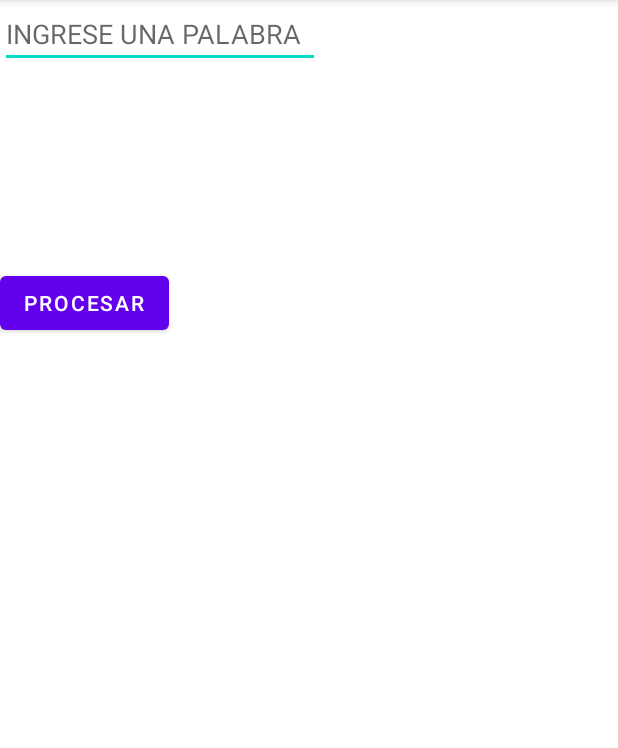
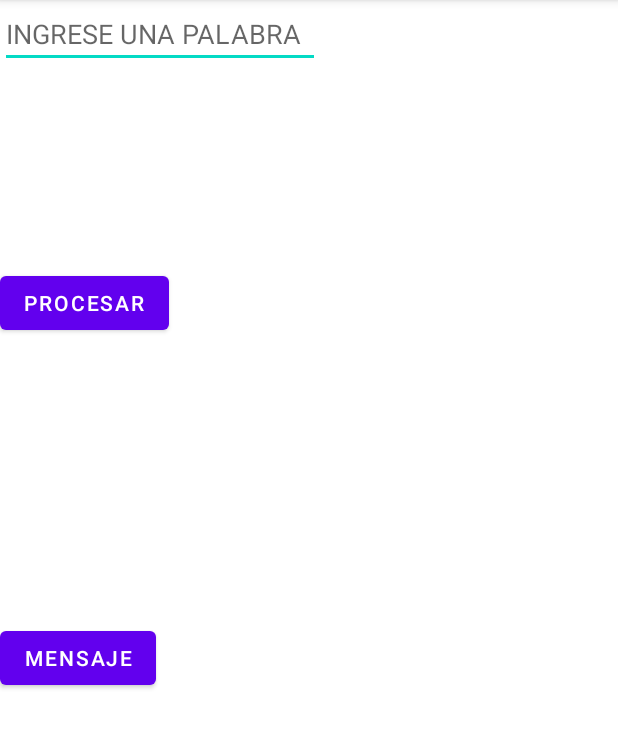
Before and after one commit to MAURIGON/PruebaCapicua, an Android app: the screen it shows after launch (MainActivity), on a phone screen of 412 x 824 dp, the part 84-832 px from its top. Run offline under Robolectric (Android 15) with nearby library versions, the phone set to English and light mode, and no system bars.

Commit message:
Cambio tras cargado

```diff
--- a/PruebaCapicua/app/src/main/res/layout/activity_main.xml
+++ b/PruebaCapicua/app/src/main/res/layout/activity_main.xml
@@ -43,4 +43,13 @@
         app:layout_constraintStart_toStartOf="@+id/btnProcesar"
         app:layout_constraintTop_toBottomOf="@+id/btnProcesar" />
 
+    <Button
+        android:id="@+id/btnMensaje"
+        android:layout_width="wrap_content"
+        android:layout_height="wrap_content"
+        android:layout_marginTop="76dp"
+        android:text="@string/btnMensaje_texto"
+        app:layout_constraintStart_toStartOf="@+id/btnProcesar"
+        app:layout_constraintTop_toBottomOf="@+id/txtAviso" />
+
 </androidx.constraintlayout.widget.ConstraintLayout>
--- a/PruebaCapicua/app/src/main/res/values/strings.xml
+++ b/PruebaCapicua/app/src/main/res/values/strings.xml
@@ -2,4 +2,5 @@
     <string name="app_name">PruebaCapicua</string>
     <string name="btn_procesar">PROCESAR</string>
     <string name="hint_palabra">INGRESE UNA PALABRA</string>
+    <string name="btnMensaje_texto">MENSAJE</string>
 </resources>
```
